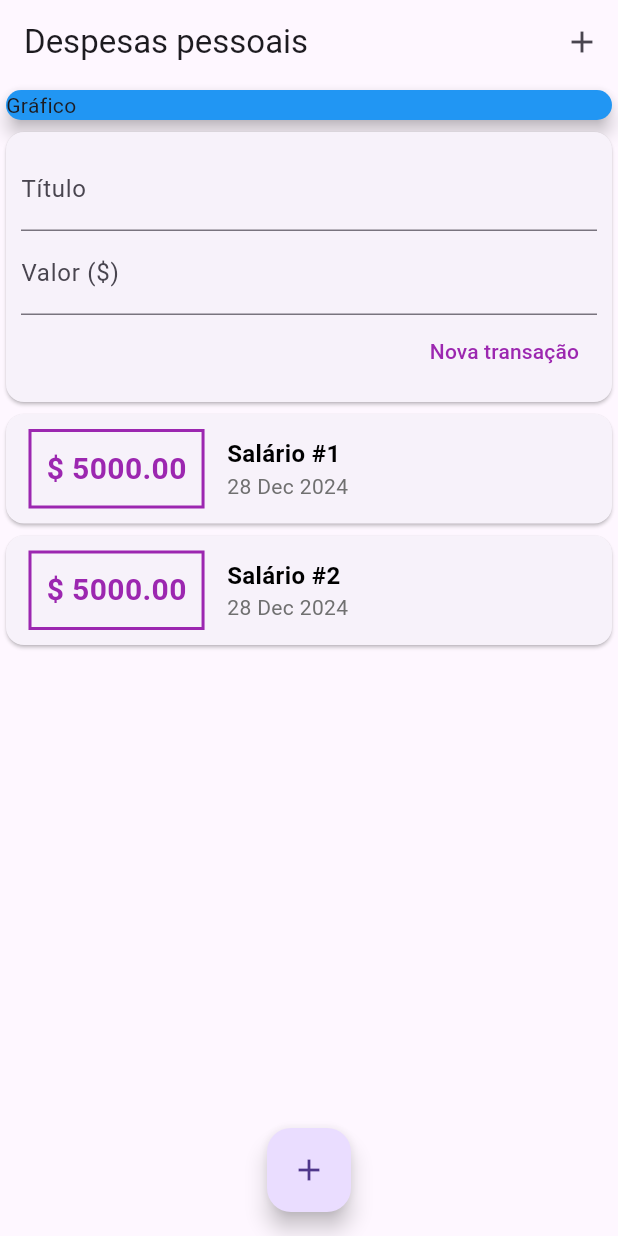
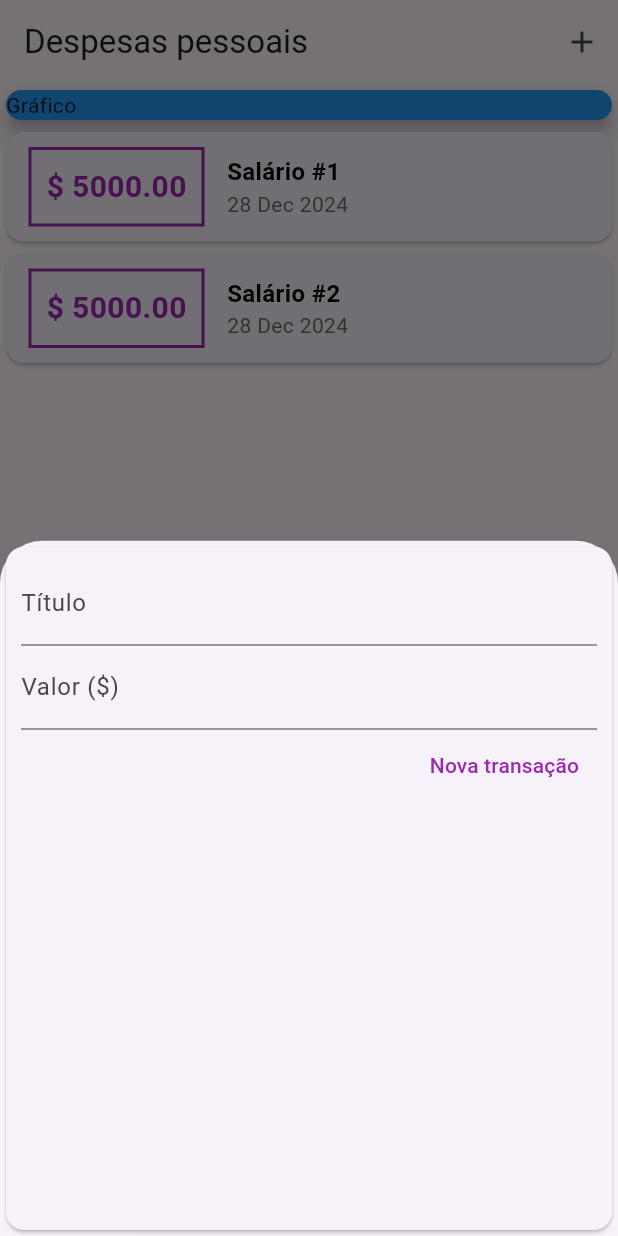
Before and after one commit to cnxarmando/expenseapp, a Flutter app: the screen it shows after launch, after a tap on the "add" icon, on a phone screen of 412 x 824 dp. Run offline on Flutter 3.47's test engine with Material 3 defaults, Android fonts, the phone set to English and light mode, and no system bars.

```diff
--- a/lib/main.dart
+++ b/lib/main.dart
@@ -72,7 +72,8 @@ class _MyHomePageState extends State<MyHomePage> {
           IconButton(
             icon: Icon(Icons.add),
             onPressed: () {
-              // Adicionar transação
+              _openTransactionFormModal(context);
+              // função que abre modal
             },
           )
         ],
@@ -89,18 +90,16 @@ class _MyHomePageState extends State<MyHomePage> {
                 elevation: 5,
               ),
             ),
-            Column(
-              children: <Widget>[
-                TransactionForm(_addTransaction),
-                TransactionList(_transactions),
-              ],
-            )
+            TransactionList(_transactions),
           ],
         ),
       ),
       floatingActionButton: FloatingActionButton(
         child: Icon(Icons.add),
-        onPressed: () {},
+        onPressed: () {
+          _openTransactionFormModal(context);
+          // função que abre modal
+        },
       ),
       floatingActionButtonLocation: FloatingActionButtonLocation.centerFloat,
     );
```
